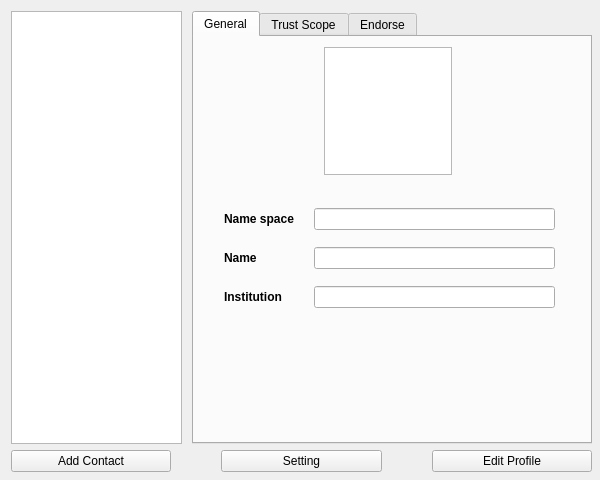
Old version of the form src/contactpanel.ui in the repository named-data/ChronoChat.
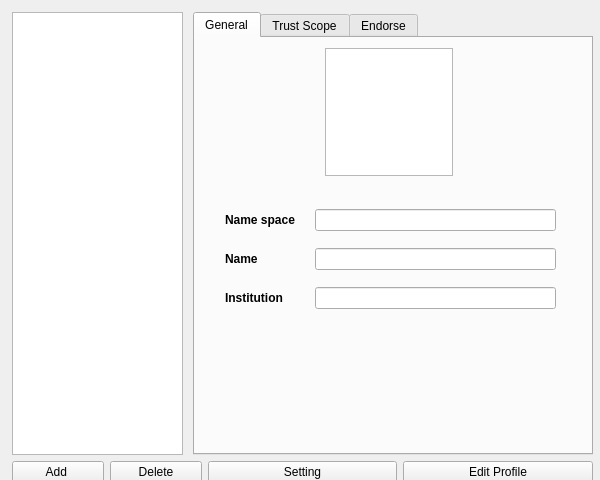
New version of the form.

```diff
--- a/src/contactpanel.ui
+++ b/src/contactpanel.ui
@@ -22,16 +22,16 @@
   <property name="windowTitle">
    <string>ChronoChat Contacts</string>
   </property>
-  <widget class="QWidget" name="layoutWidget">
+  <widget class="QWidget" name="">
    <property name="geometry">
     <rect>
-     <x>11</x>
-     <y>11</y>
+     <x>12</x>
+     <y>12</y>
      <width>581</width>
-     <height>461</height>
+     <height>471</height>
     </rect>
    </property>
-   <layout class="QVBoxLayout" name="verticalLayout_2">
+   <layout class="QVBoxLayout" name="verticalLayout_2" stretch="30,1">
     <item>
      <layout class="QHBoxLayout" name="ContactPanelLayout" stretch="3,7">
       <property name="spacing">
@@ -279,19 +279,33 @@
      </layout>
     </item>
     <item>
-     <layout class="QHBoxLayout" name="ButtonsLayout" stretch="1,1,1">
+     <layout class="QHBoxLayout" name="horizontalLayout_6" stretch="1,1,1">
+      <item>
+       <layout class="QHBoxLayout" name="horizontalLayout_5" stretch="1,1">
       <property name="spacing">
-       <number>50</number>
+         <number>-1</number>
       </property>
       <item>
        <widget class="QPushButton" name="AddContactButton">
         <property name="text">
-         <string>Add Contact</string>
+           <string>Add </string>
         </property>
         <property name="autoDefault">
          <bool>false</bool>
         </property>
        </widget>
+        </item>
+        <item>
+         <widget class="QPushButton" name="DeleteContactButton">
+          <property name="text">
+           <string>Delete</string>
+          </property>
+          <property name="autoDefault">
+           <bool>false</bool>
+          </property>
+         </widget>
+        </item>
+       </layout>
       </item>
       <item>
        <widget class="QPushButton" name="settingButton">
```
Lines whose indentation alone changed are shown as unchanged.
